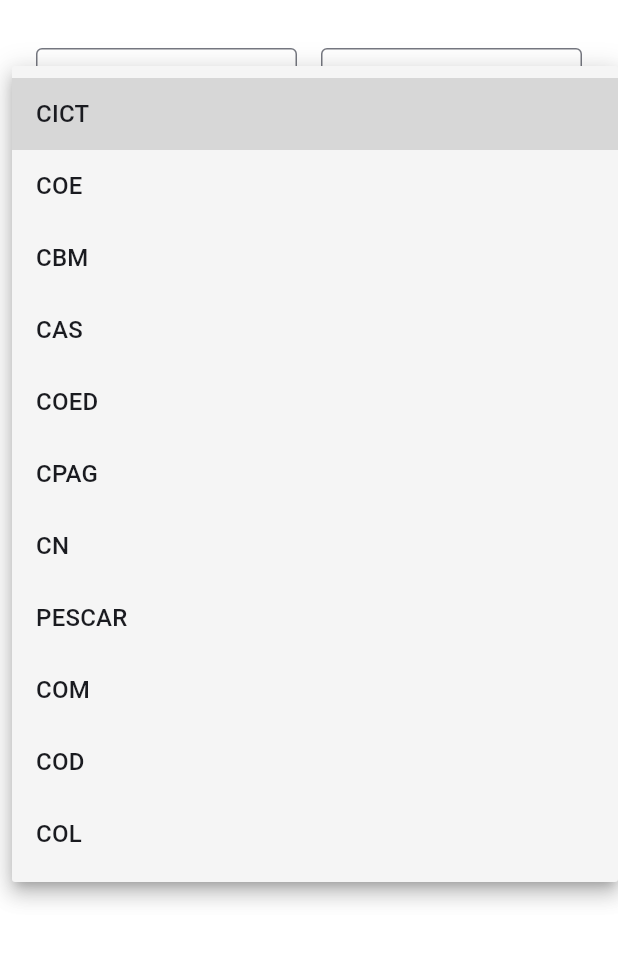
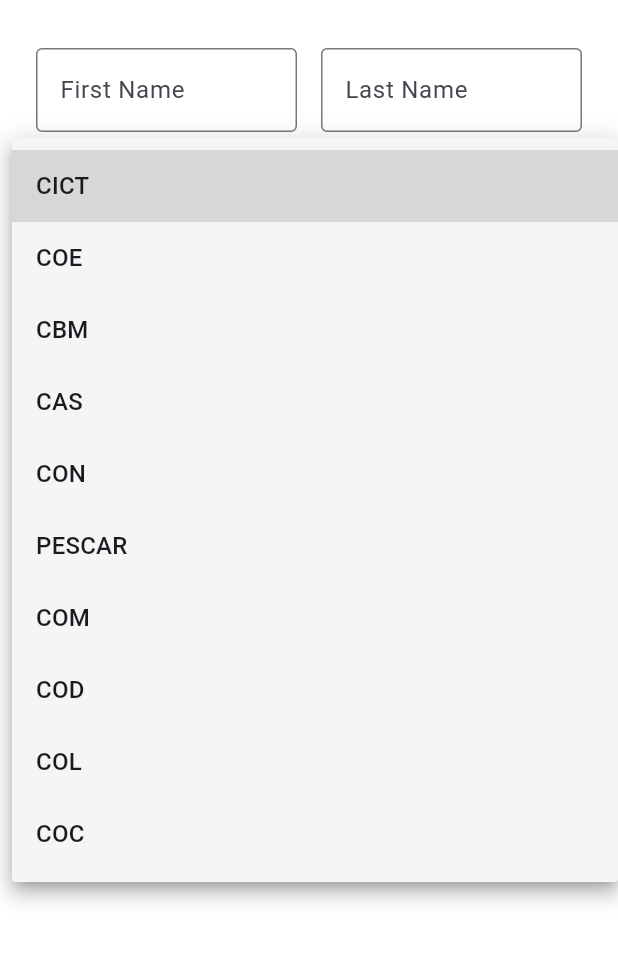
Before and after one commit to Ethanolbicarbonate/westigov2, a Flutter app: the SignupScreen screen opened directly, after a tap on "Course/College", on a phone screen of 412 x 824 dp, the part 282-1236 px from its top. Run offline on Flutter 3.47's test engine with Material 3 defaults, Android fonts, the phone set to English and light mode, and no system bars; our stand-ins replace flutter_map, flutter_riverpod, latlong2, supabase_flutter; missing offline and left inert: string_similarity; accounts and stored records are empty.

Commit message:
Update college list in signup and filter sheets
Added 'CON' and 'COC' to the list of colleges in both the signup screen and event filter sheet to ensure consistency and reflect the current set of available colleges.

```diff
--- a/lib/screens/auth/signup_screen.dart
+++ b/lib/screens/auth/signup_screen.dart
@@ -30,7 +30,7 @@ class _SignupScreenState extends ConsumerState<SignupScreen> {
   bool _obscureConfirmPassword = true;
 
   final List<String> _courses = [
-    'CICT', 'COE', 'CBM', 'CAS', 'COED', 'CPAG', 'CN', 'PESCAR', 'COM', 'COD', 'COL'
+    'CICT', 'COE', 'CBM', 'CAS', 'CON', 'PESCAR', 'COM', 'COD', 'COL', 'COC'
   ];
 
   final List<String> _yearLevels = [
--- a/lib/widgets/event_filter_sheet.dart
+++ b/lib/widgets/event_filter_sheet.dart
@@ -8,7 +8,7 @@ class EventFilterSheet extends ConsumerWidget {
 
   final List<String> _years = const ['1st years', '2nd years', '3rd years', '4th years'];
   final List<String> _colleges = const [
-    'CICT', 'COE', 'CBM', 'CAS', 'COED', 'CPAG', 'CN', 'PESCAR', 'COM', 'COD', 'COL'
+    'CICT', 'COE', 'CBM', 'CAS', 'CON', 'PESCAR', 'COM', 'COD', 'COL', 'COC'
   ];
 
   @override
```
